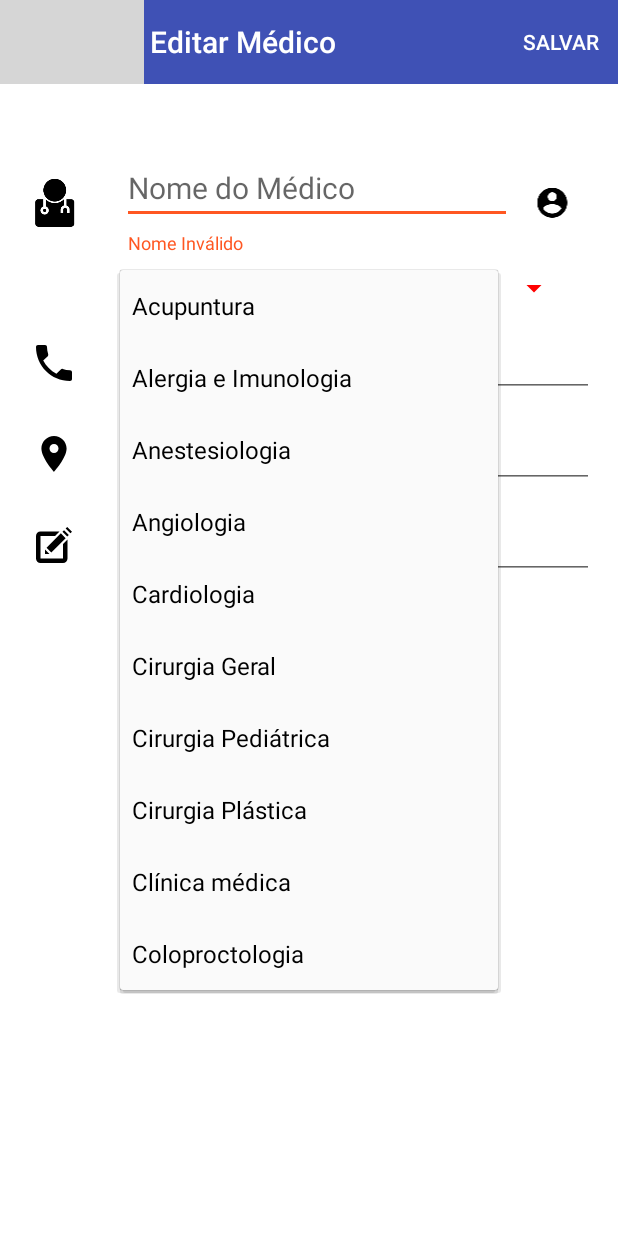
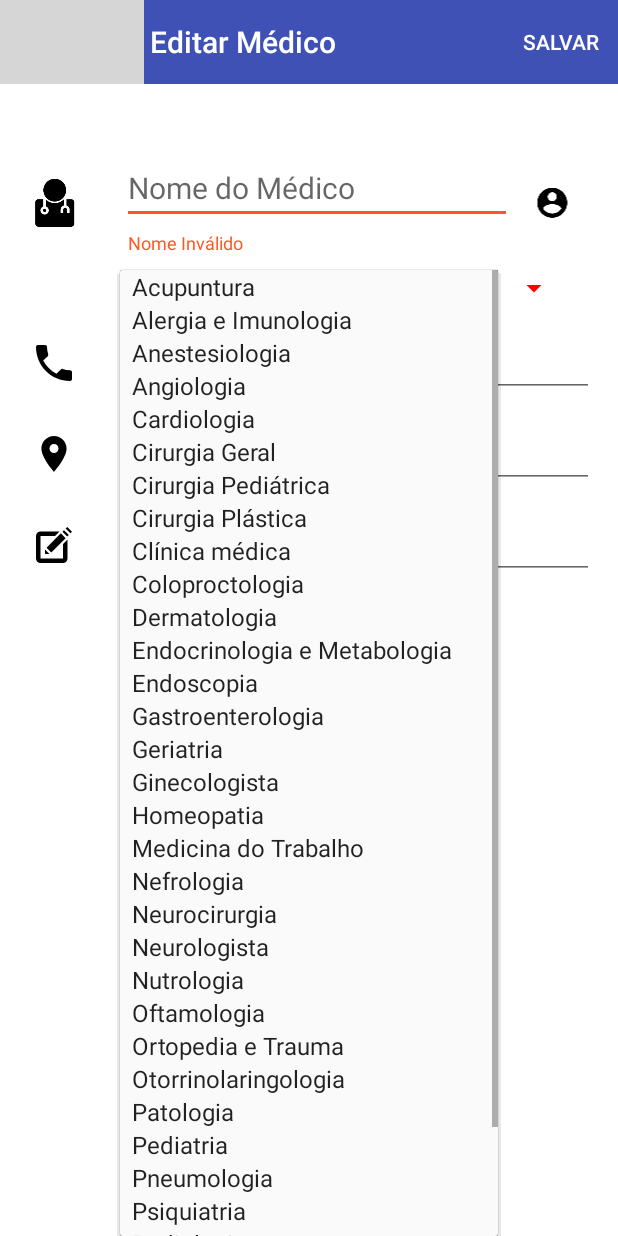
Before and after one commit to thalessn/MedAlarm, an Android app: the MedicoCadastro screen opened directly, with no data from a screen before it, after a tap on "Acupuntura", on a phone screen of 412 x 824 dp. Run offline under Robolectric (Android 15) with nearby library versions, the phone set to English and light mode, and no system bars; 7 statements that could not run were skipped; 2 other taps on this screen came first; grey boxes are pictures that could not be loaded.

Commit message:
Adicionei mais especialidades ao médico

```diff
--- a/app/src/main/java/com/gmail/thales_silva_nascimento/alarmmed/activity/MedicoCadastro.java
+++ b/app/src/main/java/com/gmail/thales_silva_nascimento/alarmmed/activity/MedicoCadastro.java
@@ -289,8 +289,6 @@ public class MedicoCadastro extends AppCompatActivity implements AdapterView.OnI
         // Creating adapter for spinner
         ArrayAdapter<Especialidade> dataAdapter = new ArrayAdapter<Especialidade>(this, android.R.layout.simple_spinner_item, categories);
 
-        // Drop down layout style - list view with radio button
-        dataAdapter.setDropDownViewResource(android.R.layout.simple_spinner_dropdown_item);
 
         // attaching data adapter to spinner
         spinner.setAdapter(dataAdapter);
--- a/app/src/main/java/com/gmail/thales_silva_nascimento/alarmmed/dao/EspecialidadeDAO.java
+++ b/app/src/main/java/com/gmail/thales_silva_nascimento/alarmmed/dao/EspecialidadeDAO.java
@@ -29,7 +29,15 @@ public class EspecialidadeDAO {
     //Funcionaa em versões anteriores a sqlite 3.7.11
     public static  final String SCRIPT_INSERT_INICIAL_ESPECIALIDADES = "INSERT INTO " +NOME_TABELA+ " (" +COLUNA_NOME+ ") " +
             "SELECT 'Acupuntura' UNION ALL SELECT 'Alergia e Imunologia' UNION ALL SELECT 'Anestesiologia' UNION ALL SELECT 'Angiologia' UNION ALL SELECT 'Cardiologia' " +
-            "UNION ALL SELECT 'Cirurgia Geral' UNION ALL SELECT 'Cirurgia Pediátrica' UNION ALL SELECT 'Cirurgia Plástica' UNION ALL SELECT 'Clínica médica' UNION ALL SELECT 'Coloproctologia' " ;
+            "UNION ALL SELECT 'Cirurgia Geral' UNION ALL SELECT 'Cirurgia Pediátrica' UNION ALL SELECT 'Cirurgia Plástica' UNION ALL SELECT 'Clínica médica' UNION ALL SELECT 'Coloproctologia' "+
+            "UNION ALL SELECT 'Dermatologia' UNION ALL SELECT 'Endocrinologia e Metabologia' UNION ALL SELECT 'Endoscopia' "+
+            "UNION ALL SELECT 'Gastroenterologia' UNION ALL SELECT 'Geriatria' UNION ALL SELECT 'Ginecologista' "+
+            "UNION ALL SELECT 'Homeopatia' UNION ALL SELECT 'Medicina do Trabalho' UNION ALL SELECT 'Nefrologia' "+
+            "UNION ALL SELECT 'Neurocirurgia' UNION ALL SELECT 'Neurologista' UNION ALL SELECT 'Nutrologia' "+
+            "UNION ALL SELECT 'Oftamologia' UNION ALL SELECT 'Ortopedia e Trauma' UNION ALL SELECT 'Otorrinolaringologia' "+
+            "UNION ALL SELECT 'Patologia' UNION ALL SELECT 'Pediatria' UNION ALL SELECT 'Pneumologia' "+
+            "UNION ALL SELECT 'Psiquiatria' UNION ALL SELECT 'Radiologia' UNION ALL SELECT 'RadioTerapia' "+
+            "UNION ALL SELECT 'Obstetrícia' UNION ALL SELECT 'Urologia' ";
 
     public static final String SCRIPT_DELECAO_TABELA =  "DROP TABLE IF EXISTS " + NOME_TABELA;
 
```
Also changed, not shown: app/src/main/res/values/strings.xml (+0 -90 lines).
